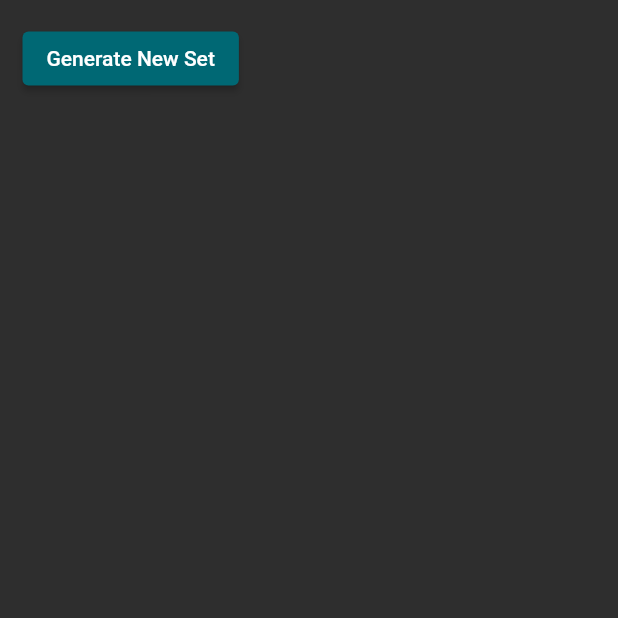
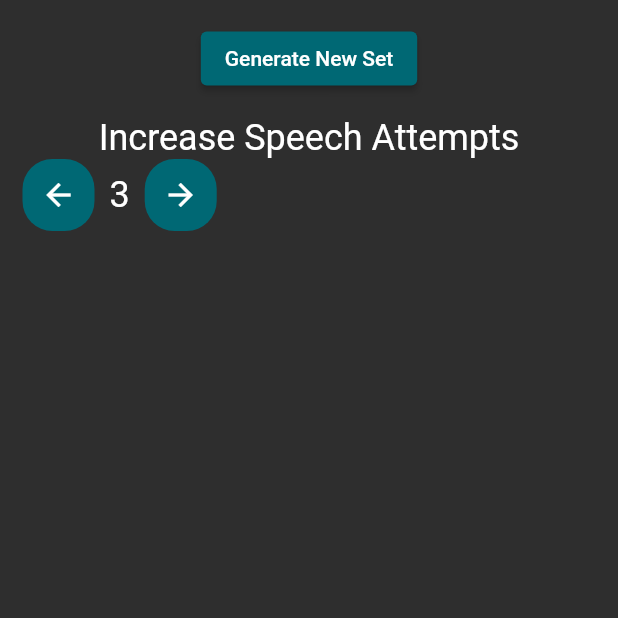
Before and after one commit to choe220/1000-spanish-words, a Flutter app: the screen it shows after launch, after a tap on "Settings", on a phone screen of 412 x 824 dp, the top half of it. Run offline on Flutter 3.47's test engine with Material 2 defaults, Android fonts, the phone set to English and light mode, and no system bars; our stand-ins replace cloud_firestore, firebase_core, flutter_tts, speech_to_text; missing offline and left inert: string_similarity; accounts and stored records are empty.

Commit message:
added some settings

```diff
--- a/lib/views/settings.dart
+++ b/lib/views/settings.dart
@@ -1,7 +1,13 @@
 import 'package:flutter/material.dart';
+import 'package:spanish_words/models/user.dart';
 
 class Settings extends StatefulWidget {
-  const Settings({Key? key}) : super(key: key);
+  const Settings({
+    Key? key,
+    required this.user,
+  }) : super(key: key);
+
+  final User user;
 
   @override
   State<Settings> createState() => _SettingsState();
@@ -14,13 +20,87 @@ class _SettingsState extends State<Settings> {
       child: Scaffold(
         body: Padding(
           padding: const EdgeInsets.all(15.0),
+          child: Center(
             child: Column(
+              crossAxisAlignment: CrossAxisAlignment.center,
               children: [
                 ElevatedButton(
-                onPressed: () {},
+                  onPressed: () async {
+                    widget.user.generateSet().then((_) => widget.user
+                        .saveToFirebase()
+                        .then((_) => setState(() {})));
+                  },
                   child: const Text('Generate New Set'),
                 ),
+                const SizedBox(
+                  height: 15,
+                ),
+                const Text(
+                  'Increase Speech Attempts',
+                  style: TextStyle(
+                    color: Colors.white,
+                    fontSize: 24,
+                  ),
+                ),
+                Row(
+                  children: [
+                    Container(
+                      decoration: BoxDecoration(
+                        color: const Color(0xFF006874),
+                        borderRadius: BorderRadius.circular(
+                          20,
+                        ),
+                      ),
+                      child: IconButton(
+                        onPressed: () async {
+                          if (widget.user.attempts > 1) {
+                            widget.user.attempts -= 1;
+                            await widget.user.saveToFirebase();
+                            setState(() {});
+                          }
+                        },
+                        icon: const Icon(
+                          Icons.arrow_back,
+                          color: Colors.white,
+                        ),
+                      ),
+                    ),
+                    const SizedBox(
+                      width: 10,
+                    ),
+                    Text(
+                      widget.user.attempts.toString(),
+                      style: const TextStyle(
+                        color: Colors.white,
+                        fontSize: 24,
+                      ),
+                    ),
+                    const SizedBox(
+                      width: 10,
+                    ),
+                    Container(
+                      decoration: BoxDecoration(
+                        color: const Color(0xFF006874),
+                        borderRadius: BorderRadius.circular(
+                          20,
+                        ),
+                      ),
+                      child: IconButton(
+                        onPressed: () async {
+                          widget.user.attempts += 1;
+                          await widget.user.saveToFirebase();
+                          setState(() {});
+                        },
+                        icon: const Icon(
+                          Icons.arrow_forward,
+                          color: Colors.white,
+                        ),
+                      ),
+                    ),
                   ],
+                ),
+              ],
+            ),
           ),
         ),
       ),
```
Lines whose indentation alone changed are shown as unchanged.
